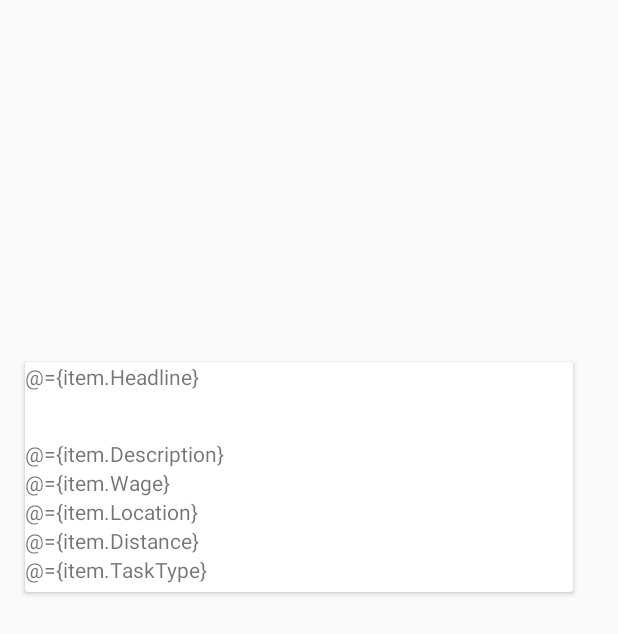
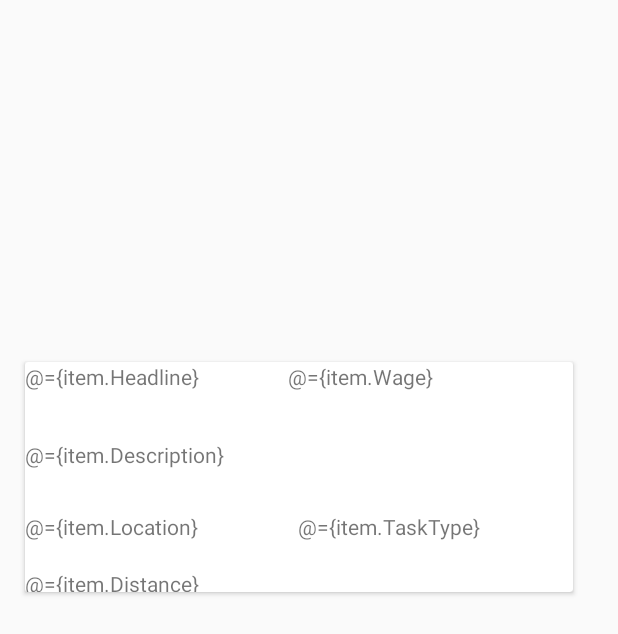
Before and after one commit to rachaelmarieahern/QuickCash, an Android app: the layout task_list_item.xml on its own in the app's theme, with its tools: preview values and no code run, on a phone screen of 412 x 824 dp. Shown: the top 634 px of the screen. Run offline under Robolectric (Android 15) with nearby library versions, the phone set to English and light mode, and no system bars.

Commit message:
layout of dash items for containers and layouts

```diff
--- a/app/src/main/res/layout/task_list_item.xml
+++ b/app/src/main/res/layout/task_list_item.xml
@@ -22,8 +22,13 @@
 
         <LinearLayout
             android:layout_width="match_parent"
-            android:layout_height="match_parent"
+            android:layout_height="165dp"
             android:orientation="vertical">
+
+            <LinearLayout
+                android:layout_width="match_parent"
+                android:layout_height="52dp"
+                android:orientation="horizontal">
 
                 <TextView
                     android:id="@+id/itemHeadline"
@@ -32,34 +37,43 @@
                     android:text="@={item.Headline}" />
 
                 <TextView
+                    android:id="@+id/itemWage"
+                    android:layout_width="167dp"
+                    android:layout_height="wrap_content"
+                    android:text="@={item.Wage}" />
+            </LinearLayout>
+
+            <TextView
                 android:id="@+id/itemDescription"
-                android:layout_width="wrap_content"
-                android:layout_height="wrap_content"
+                android:layout_width="match_parent"
+                android:layout_height="48dp"
                 android:text="@={item.Description}" />
 
-            <TextView
-                android:id="@+id/itemWage"
-                android:layout_width="wrap_content"
-                android:layout_height="wrap_content"
-                android:text="@={item.Wage}" />
+            <LinearLayout
+                android:layout_width="339dp"
+                android:layout_height="38dp"
+                android:orientation="horizontal">
 
                 <TextView
                     android:id="@+id/itemLocation"
-                android:layout_width="match_parent"
+                    android:layout_width="182dp"
                     android:layout_height="wrap_content"
                     android:text="@={item.Location}" />
+
+                <TextView
+                    android:id="@+id/itemTaskType"
+                    android:layout_width="185dp"
+                    android:layout_height="wrap_content"
+                    android:text="@={item.TaskType}" />
+
+            </LinearLayout>
 
             <TextView
                 android:id="@+id/itemDistance"
                 android:layout_width="159dp"
                 android:layout_height="wrap_content"
-                android:text="@={item.Distance}" />
-
-            <TextView
-                android:id="@+id/itemTaskType"
-                android:layout_width="match_parent"
-                android:layout_height="wrap_content"
-                android:text="@={item.TaskType}" />
+                android:text="@={item.Distance}"
+                android:textAlignment="viewStart" />
 
         </LinearLayout>
     </androidx.cardview.widget.CardView>
```
Lines whose indentation alone changed are shown as unchanged.
